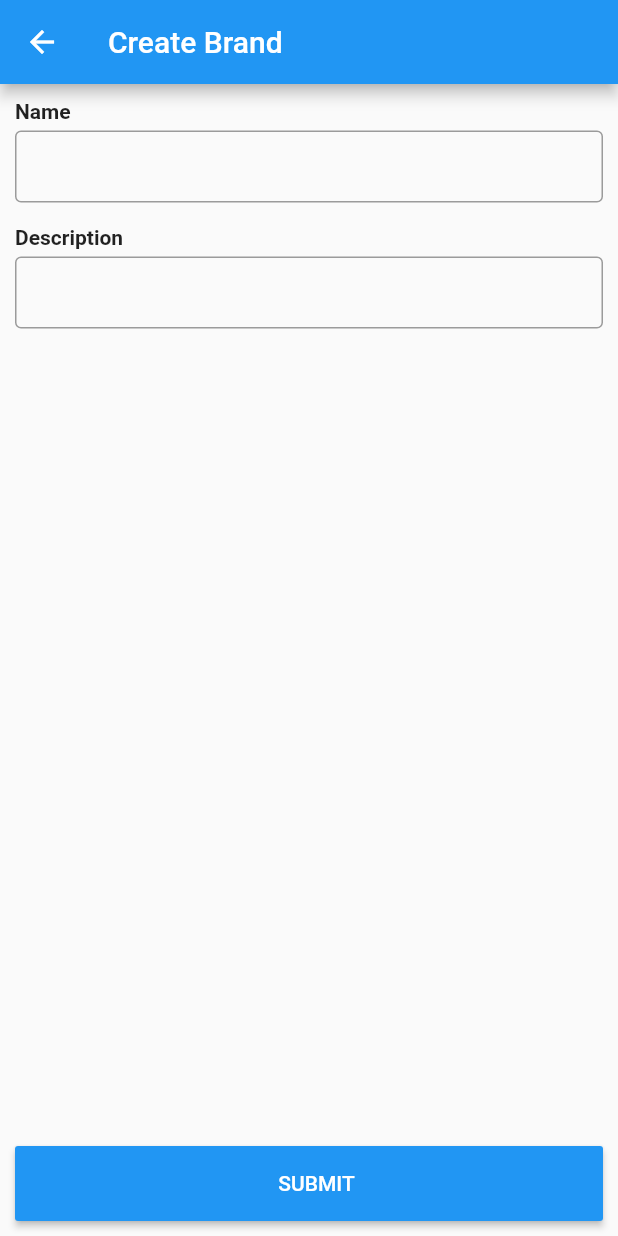
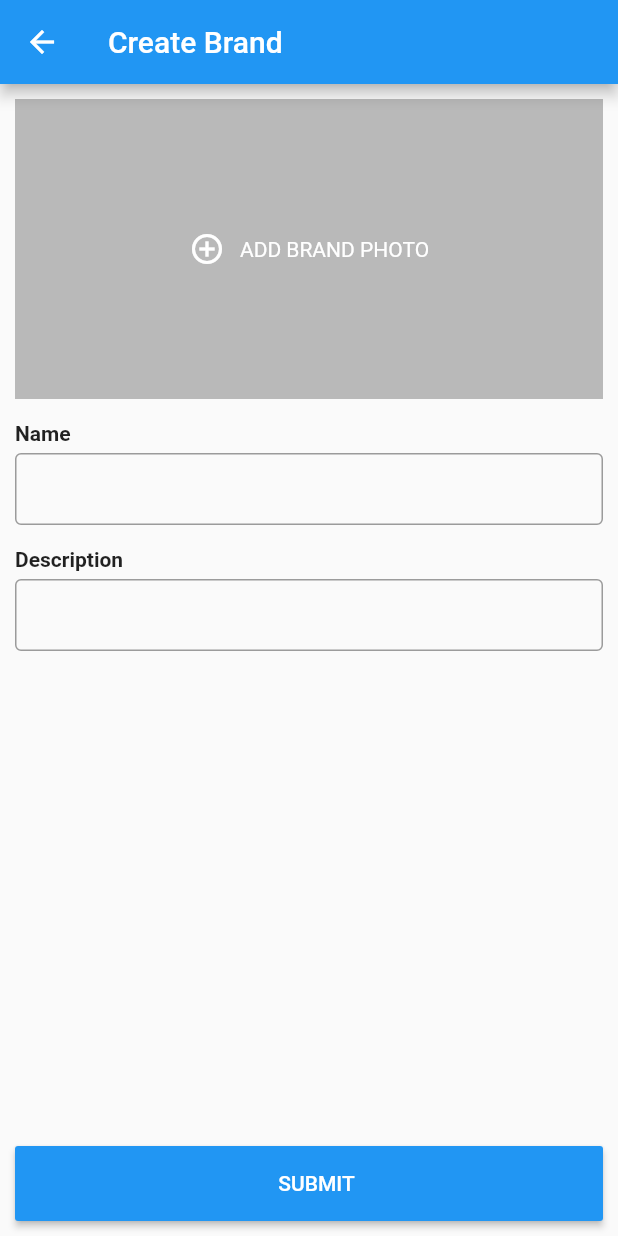
Before and after one commit to YanMyoKyaw/flutter_point_of_sale, a Flutter app: the BrandNew screen opened by its route, on a phone screen of 412 x 824 dp. Run offline on Flutter 3.47's test engine with Material 2 defaults, Android fonts, the phone set to English and light mode, and no system bars; our stand-ins replace dio, image_cropper, image_picker, pretty_dio_logger, retrofit; generated files the repository leaves out were written again; network calls fail.

Commit message:
commit for brand new ui changes...

```diff
--- a/lib/mobile/views/brand/brandnew.dart
+++ b/lib/mobile/views/brand/brandnew.dart
@@ -1,14 +1,23 @@
 import 'package:flutter/material.dart';
 import 'package:ymk_pos/components/formitems/formitems.dart';
 import 'package:ymk_pos/components/button/mainbutton.dart';
+import 'package:ymk_pos/config/config.dart';
+import 'dart:io';
 
-class BrandNew extends StatelessWidget {
+class BrandNew extends StatefulWidget {
   static String tag = 'brand-new';
+  @override
+  _BrandNewState createState() => _BrandNewState();
+}
+
+class _BrandNewState extends State<BrandNew> {
   final _formKey = GlobalKey<FormState>();
   final TextEditingController _name = TextEditingController();
   final TextEditingController _description = TextEditingController();
+  File coverPhoto;
   @override
   Widget build(BuildContext context) {
+    final width = MediaQuery.of(context).size.width;
     return Scaffold(
       appBar: AppBar(
         title: Text("Create Brand"),
@@ -23,6 +32,47 @@ class BrandNew extends StatelessWidget {
                   key: _formKey,
                   child: Column(
                     children: <Widget>[
+                      InkWell(
+                        child: Container(
+                          width: width,
+                          height: 200,
+                          margin: EdgeInsets.only(bottom: 15),
+                          decoration: BoxDecoration(color: Colors.black26),
+                          child: coverPhoto == null
+                              ? Row(
+                                  mainAxisAlignment: MainAxisAlignment.center,
+                                  children: <Widget>[
+                                    Icon(
+                                      Icons.add_circle_outline,
+                                      color: Colors.white,
+                                    ),
+                                    SizedBox(
+                                      width: 10,
+                                    ),
+                                    Text(
+                                      "ADD BRAND PHOTO",
+                                      style: TextStyle(
+                                        color: Colors.white,
+                                      ),
+                                    )
+                                  ],
+                                )
+                              :
+                              Container(
+                                padding: EdgeInsets.all(5),
+                                child: Image(
+                                  image: FileImage(coverPhoto),
+                                  fit: BoxFit.fill,
+                                ),
+                              ),
+                        ),
+                        onTap: () async {
+                          final croppedFile = await pickAndCropImg();
+                          setState(() {
+                            coverPhoto = croppedFile;
+                          });
+                        },
+                      ),
                       InputField(
                         title: 'Name',
                         controller: _name,
@@ -41,7 +91,7 @@ class BrandNew extends StatelessWidget {
                 ),
               ),
               MainButton(
-                width: MediaQuery.of(context).size.width,
+                width: width,
                 title: "Submit",
                 onPress: () {
                   _formKey.currentState.validate();
--- a/pubspec.yaml
+++ b/pubspec.yaml
@@ -12,6 +12,8 @@ dependencies:
   retrofit: ^1.3.4
   logger: ^0.9.2
   pretty_dio_logger: ^1.1.1
+  image_cropper: ^1.3.1
+  image_picker: ^0.6.7+7
 dev_dependencies:
   flutter_test:
     sdk: flutter
```
Also changed, not shown: lib/config/config.dart (+30 -0 lines), pubspec.lock, 1 other file.
